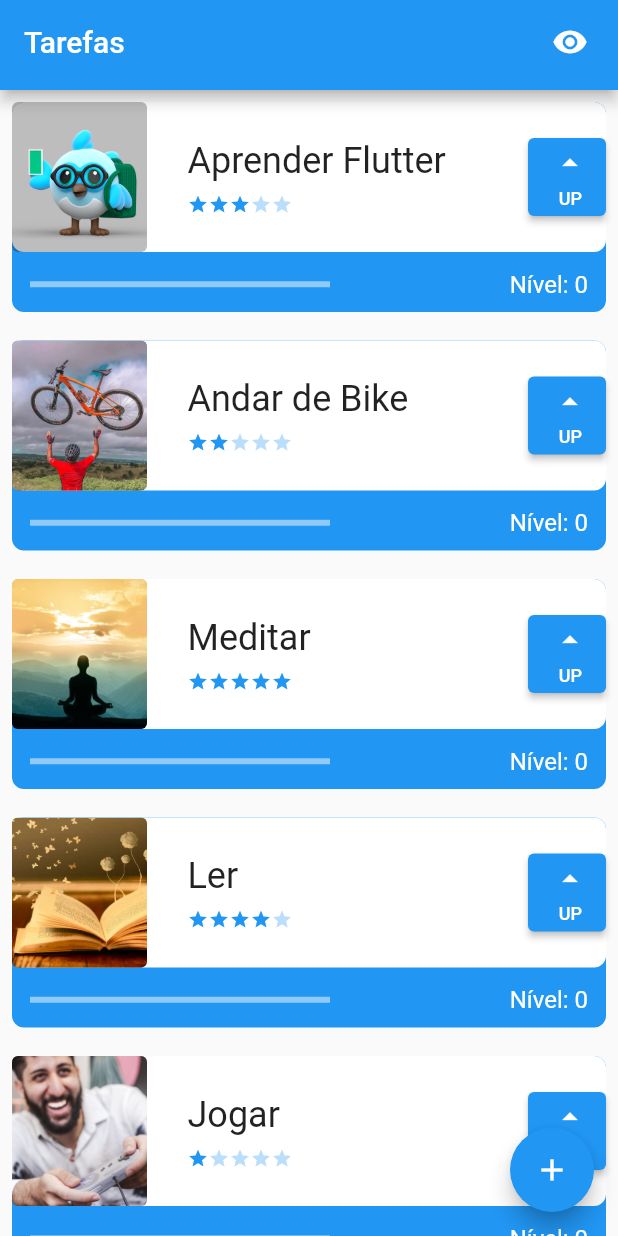
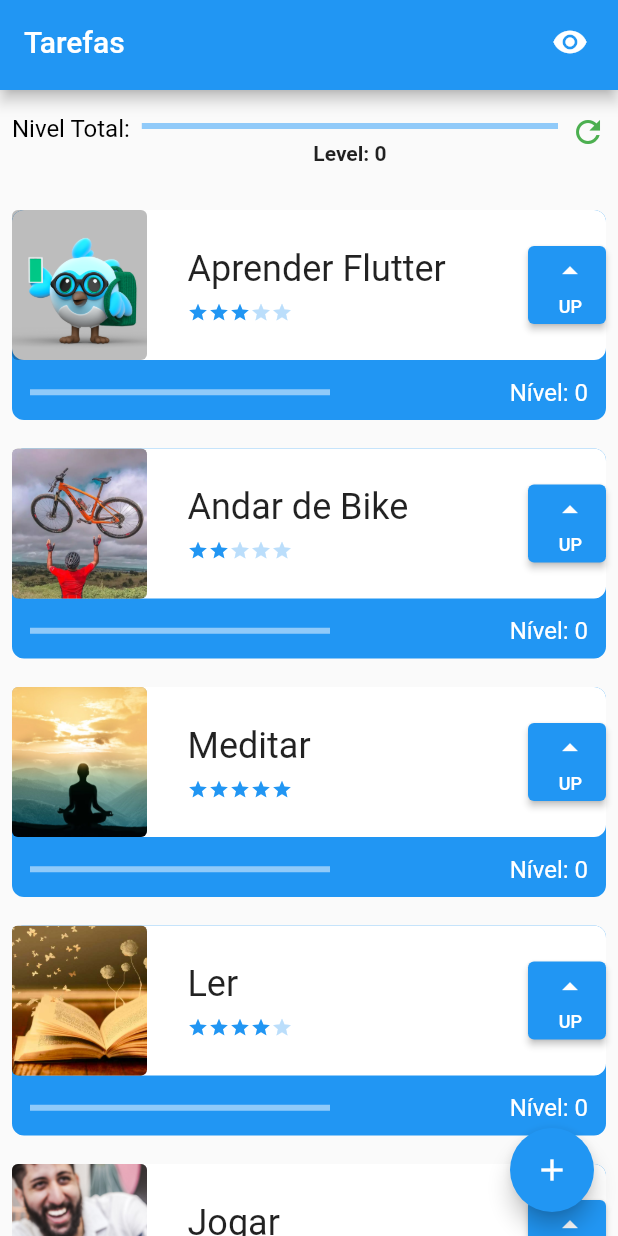
Before and after one commit to BrunnoBird/alura-primeiro_app_flutter, a Flutter app: the screen it shows after launch, on a phone screen of 412 x 824 dp. Run offline on Flutter 3.47's test engine with Material 2 defaults, Android fonts, the phone set to English and light mode, and no system bars.

Commit message:
feat: global state for total level desafio alura

```diff
--- a/lib/components/task.dart
+++ b/lib/components/task.dart
@@ -1,4 +1,5 @@
 import 'package:flutter/material.dart';
+import 'package:primeiro_projeto_alura/data/total_level_inherited.dart';
 
 import 'difficulty.dart';
 
@@ -7,18 +8,25 @@ class Task extends StatefulWidget {
   final String photo;
   final int difficulty;
 
-  const Task(
+  Task(
       {super.key,
       required this.name,
       required this.photo,
       required this.difficulty});
+
+  int level = 0;
 
   @override
   State<Task> createState() => _TaskState();
 }
 
 class _TaskState extends State<Task> {
-  int level = 0;
+  bool isNetworkImage() {
+    if (widget.photo.contains('http')) {
+      return true;
+    }
+    return false;
+  }
 
   @override
   Widget build(BuildContext context) {
@@ -53,10 +61,15 @@ class _TaskState extends State<Task> {
                       height: 100,
                       child: ClipRRect(
                         borderRadius: BorderRadius.circular(4),
-                        child: Image.asset(
-                          widget.photo,
-                          fit: BoxFit.cover,
-                        ),
+                        child: isNetworkImage()
+                            ? Image.network(
+                                widget.photo,
+                                fit: BoxFit.cover,
+                              )
+                            : Image.asset(
+                                widget.photo,
+                                fit: BoxFit.cover,
+                              ),
                       ),
                     ),
                     Column(
@@ -87,7 +100,8 @@ class _TaskState extends State<Task> {
                       child: ElevatedButton(
                         onPressed: () {
                           setState(() {
-                            level++;
+                            widget.level++;
+                            TotalLevelInherited.of(context)!.addTotalLevel();
                           });
                         },
                         child: Column(
@@ -118,7 +132,7 @@ class _TaskState extends State<Task> {
                       child: LinearProgressIndicator(
                         color: Colors.white,
                         value: (widget.difficulty > 0)
-                            ? (level / widget.difficulty) / 10
+                            ? (widget.level / widget.difficulty) / 10
                             : 1,
                       ),
                     ),
@@ -126,7 +140,7 @@ class _TaskState extends State<Task> {
                   Padding(
                     padding: const EdgeInsets.all(12.0),
                     child: Text(
-                      'Nível: $level',
+                      'Nível: ${widget.level}',
                       style: const TextStyle(
                         color: Colors.white,
                         fontSize: 16,
--- /dev/null
+++ b/lib/components/total_level.dart
@@ -0,0 +1,74 @@
+import 'package:flutter/material.dart';
+import 'package:primeiro_projeto_alura/data/total_level_inherited.dart';
+
+class TotalLevel extends StatefulWidget {
+  final int maxLevel;
+  const TotalLevel({super.key, required this.maxLevel});
+
+  @override
+  State<TotalLevel> createState() => _TotalLevelState();
+}
+
+class _TotalLevelState extends State<TotalLevel> {
+  @override
+  Widget build(BuildContext context) {
+    int actualLevel = TotalLevelInherited.of(context)!.totalLevel;
+
+    return Padding(
+      padding: const EdgeInsets.symmetric(
+        vertical: 16,
+        horizontal: 8,
+      ),
+      child: SizedBox(
+        height: 40,
+        child: Row(
+          crossAxisAlignment: CrossAxisAlignment.start,
+          children: [
+            const Padding(
+              padding: EdgeInsets.only(right: 8),
+              child: Text(
+                'Nivel Total:',
+                style: TextStyle(
+                  color: Colors.black,
+                  fontSize: 16,
+                ),
+              ),
+            ),
+            Expanded(
+              child: Column(
+                mainAxisAlignment: MainAxisAlignment.center,
+                children: [
+                  LinearProgressIndicator(
+                    value: (widget.maxLevel > 0) ? actualLevel / 100 : 1,
+                    color: Colors.green,
+                  ),
+                  Padding(
+                    padding: const EdgeInsets.only(top: 8),
+                    child: Text(
+                      'Level: ${actualLevel.toString()}',
+                      style: const TextStyle(
+                        fontWeight: FontWeight.bold,
+                      ),
+                    ),
+                  )
+                ],
+              ),
+            ),
+            Padding(
+              padding: const EdgeInsets.only(left: 8),
+              child: InkWell(
+                onTap: () {
+                  setState(() {});
+                },
+                child: const Icon(
+                  Icons.refresh,
+                  color: Colors.green,
+                ),
+              ),
+            )
+          ],
+        ),
+      ),
+    );
+  }
+}
--- /dev/null
+++ b/lib/data/task_inherited.dart
@@ -0,0 +1,55 @@
+import 'package:flutter/material.dart';
+import 'package:primeiro_projeto_alura/components/task.dart';
+//Gerenciador de Estados.
+
+class TaskInherited extends InheritedWidget {
+  TaskInherited({super.key, required this.child}) : super(child: child);
+
+  final List<Task> taskList = [
+    Task(
+      name: 'Aprender Flutter',
+      photo: 'assets/images/dash.png',
+      difficulty: 3,
+    ),
+    Task(
+        name: 'Andar de Bike', photo: 'assets/images/bike.webp', difficulty: 2),
+    Task(
+      name: 'Meditar',
+      photo: 'assets/images/meditar.jpeg',
+      difficulty: 5,
+    ),
+    Task(
+      name: 'Ler',
+      photo: 'assets/images/livro.jpg',
+      difficulty: 4,
+    ),
+    Task(
+      name: 'Jogar',
+      photo: 'assets/images/jogar.jpg',
+      difficulty: 1,
+    ),
+  ];
+
+  void newTask(String name, String photo, int difficulty) {
+    taskList.add(
+      Task(
+        name: name,
+        photo: photo,
+        difficulty: difficulty,
+      ),
+    );
+  }
+
+  final Widget child;
+
+  static TaskInherited? of(BuildContext context) {
+    return context.dependOnInheritedWidgetOfExactType<TaskInherited>();
+  }
+
+  //Quem fica de olho no estado e notifica mudanças de estado.
+  @override
+  bool updateShouldNotify(TaskInherited oldWidget) {
+    //Acesso no estado anterior e estado novo.
+    return oldWidget.taskList.length != taskList.length;
+  }
+}
--- /dev/null
+++ b/lib/data/total_level_inherited.dart
@@ -0,0 +1,26 @@
+import 'package:flutter/material.dart';
+
+class TotalLevelInherited extends InheritedWidget {
+  TotalLevelInherited({super.key, required this.child}) : super(child: child);
+
+  int totalLevel = 0;
+
+  final Widget child;
+
+  static TotalLevelInherited? of(BuildContext context) {
+    return context.dependOnInheritedWidgetOfExactType<TotalLevelInherited>();
+  }
+
+  void refreshTotalLevel(int level) {
+    totalLevel += level;
+  }
+
+  void addTotalLevel() {
+    totalLevel++;
+  }
+
+  @override
+  bool updateShouldNotify(TotalLevelInherited oldWidget) {
+    return oldWidget.totalLevel != oldWidget.totalLevel;
+  }
+}
--- a/lib/main.dart
+++ b/lib/main.dart
@@ -1,4 +1,6 @@
 import 'package:flutter/material.dart';
+import 'package:primeiro_projeto_alura/data/task_inherited.dart';
+import 'package:primeiro_projeto_alura/data/total_level_inherited.dart';
 import 'package:primeiro_projeto_alura/screens/form_screen.dart';
 import 'package:primeiro_projeto_alura/screens/initial_screen.dart';
 
@@ -17,7 +19,11 @@ class MyApp extends StatelessWidget {
       theme: ThemeData(
         primarySwatch: Colors.blue,
       ),
-      home: const InitialScreen(),
+      home: TaskInherited(
+        child: TotalLevelInherited(
+          child: const InitialScreen(),
+        ),
+      ),
     );
   }
 }
--- a/lib/screens/form_screen.dart
+++ b/lib/screens/form_screen.dart
@@ -1,7 +1,10 @@
 import 'package:flutter/material.dart';
+import 'package:primeiro_projeto_alura/data/task_inherited.dart';
 
 class FormScreen extends StatefulWidget {
-  const FormScreen({super.key});
+  const FormScreen({super.key, required this.taskContext});
+
+  final BuildContext taskContext;
 
   @override
   State<FormScreen> createState() => _FormScreenState();
@@ -12,6 +15,23 @@ class _FormScreenState extends State<FormScreen> {
   TextEditingController difficultyController = TextEditingController();
   TextEditingController imageController = TextEditingController();
   final _formKey = GlobalKey<FormState>();
+
+  bool valueValidator(String? value) {
+    if (value != null && value.isEmpty) {
+      return true;
+    } else {
+      return false;
+    }
+  }
+
+  bool difficultyValidator(String? value) {
+    if (value != null && value.isEmpty) {
+      if (int.parse(value) > 5 || int.parse(value) < 1) {
+        return true;
+      }
+    }
+    return false;
+  }
 
   @override
   Widget build(BuildContext context) {
@@ -39,7 +59,7 @@ class _FormScreenState extends State<FormScreen> {
                     padding: const EdgeInsets.all(16.0),
                     child: TextFormField(
                       validator: (String? value) {
-                        if (value != null && value.isEmpty) {
+                        if (valueValidator(value)) {
                           return 'Insira o nome da tarefa';
                         }
                         return null;
@@ -64,9 +84,7 @@ class _FormScreenState extends State<FormScreen> {
                     padding: const EdgeInsets.all(16.0),
                     child: TextFormField(
                       validator: (String? value) {
-                        if (value!.isEmpty ||
-                            int.parse(value) > 5 ||
-                            int.parse(value) < 1) {
+                        if (difficultyValidator(value)) {
                           return ' insira uma dificuldade entre 1 e 5';
                         }
                         return null;
@@ -144,6 +162,11 @@ class _FormScreenState extends State<FormScreen> {
                   ElevatedButton(
                     onPressed: () {
                       if (_formKey.currentState!.validate()) {
+                        TaskInherited.of(widget.taskContext)!.newTask(
+                          nameController.text,
+                          imageController.text,
+                          int.parse(difficultyController.text),
+                        );
                         ScaffoldMessenger.of(context).showSnackBar(
                           const SnackBar(
                             content: Text('Tarefa salva com sucesso!'),
--- a/lib/screens/initial_screen.dart
+++ b/lib/screens/initial_screen.dart
@@ -1,6 +1,8 @@
 import 'package:flutter/material.dart';
 import 'package:primeiro_projeto_alura/components/appbar.dart';
-import 'package:primeiro_projeto_alura/components/task.dart';
+import 'package:primeiro_projeto_alura/components/total_level.dart';
+import 'package:primeiro_projeto_alura/data/task_inherited.dart';
+import 'package:primeiro_projeto_alura/data/total_level_inherited.dart';
 import 'package:primeiro_projeto_alura/screens/form_screen.dart';
 
 class InitialScreen extends StatefulWidget {
@@ -29,33 +31,15 @@ class _InitialScreenState extends State<InitialScreen> {
       body: AnimatedOpacity(
         opacity: opacityTask ? 1 : 0,
         duration: const Duration(milliseconds: 800),
-        child: ListView(
-          children: const [
-            Task(
-              name: 'Aprender Flutter',
-              photo: 'assets/images/dash.png',
-              difficulty: 3,
+        child: Column(
+          children: [
+            const TotalLevel(maxLevel: 100),
+            Expanded(
+              child: ListView(
+                padding: const EdgeInsets.only(bottom: 70),
+                children: TaskInherited.of(context)!.taskList,
+              ),
             ),
-            Task(
-                name: 'Andar de Bike',
-                photo: 'assets/images/bike.webp',
-                difficulty: 2),
-            Task(
-              name: 'Meditar',
-              photo: 'assets/images/meditar.jpeg',
-              difficulty: 5,
-            ),
-            Task(
-              name: 'Ler',
-              photo: 'assets/images/livro.jpg',
-              difficulty: 4,
-            ),
-            Task(
-              name: 'Jogar',
-              photo: 'assets/images/jogar.jpg',
-              difficulty: 1,
-            ),
-            SizedBox(height: 72),
           ],
         ),
       ),
@@ -64,7 +48,9 @@ class _InitialScreenState extends State<InitialScreen> {
           Navigator.push(
             context,
             MaterialPageRoute(
-              builder: (context) => const FormScreen(),
+              builder: (contextNew) => FormScreen(
+                taskContext: context,
+              ),
             ),
           );
         },
```
